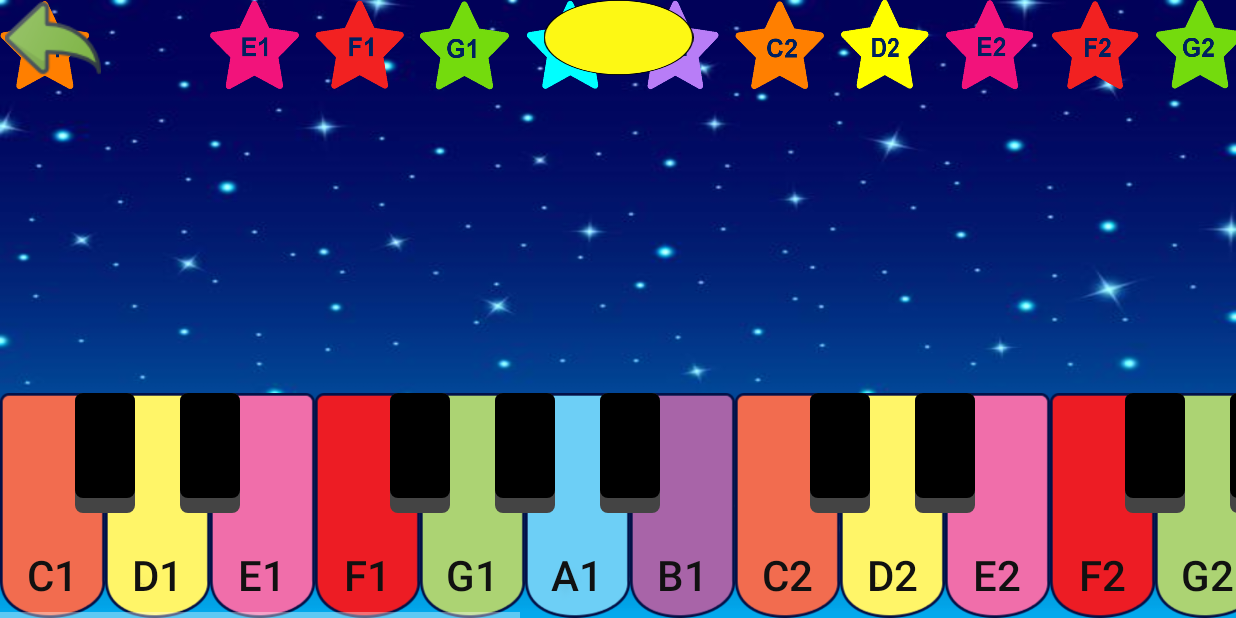
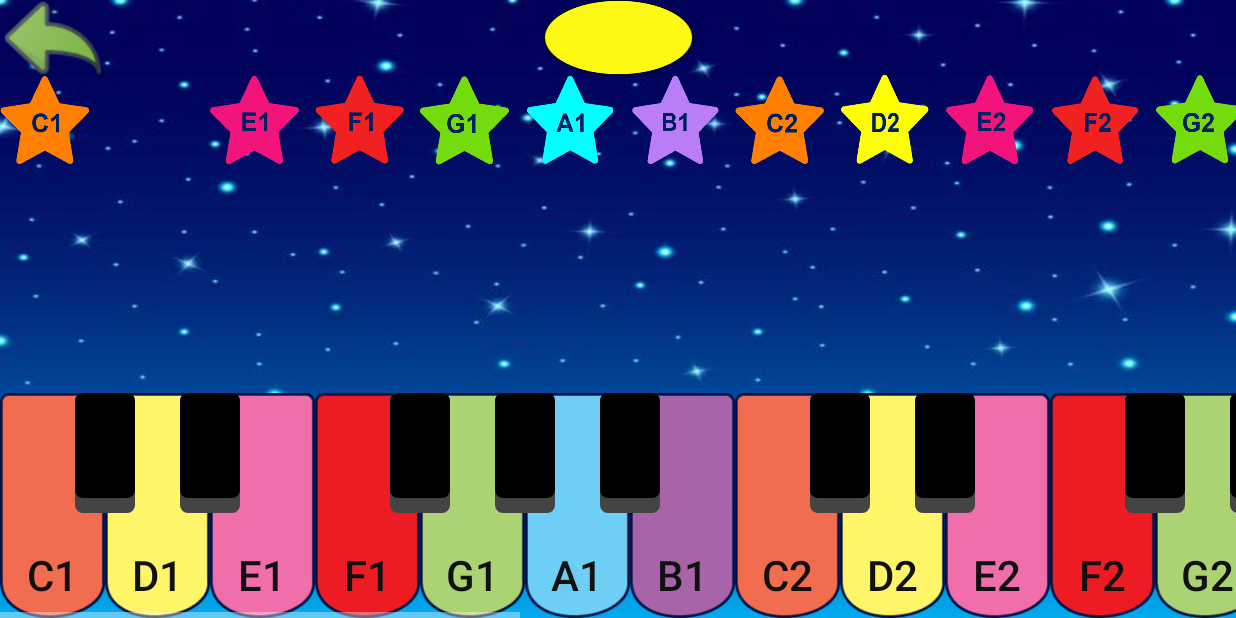
Before and after one commit to linhmiyano99/PianoForKid, an Android app: the PlayMusicWithInstructionActivity screen opened directly, with no data from a screen before it, on a phone screen of 824 x 412 dp (held sideways). Run offline under Robolectric (Android 15) with nearby library versions, the phone set to English and light mode, and no system bars; our stand-ins replace Room's generated code.

Commit message:
fix lỗi UI màn hình activity_play_music_with_instruction.xml

```diff
--- a/app/src/main/res/layout/activity_play_music_with_instruction.xml
+++ b/app/src/main/res/layout/activity_play_music_with_instruction.xml
@@ -20,12 +20,13 @@
             android:id="@+id/ll_star"
             android:layout_width="wrap_content"
             android:layout_height="match_parent"
+            android:layout_gravity="center_vertical"
             android:orientation="vertical">
 
             <RelativeLayout
+                android:layout_marginTop="@dimen/margin_title"
                 android:layout_width="wrap_content"
                 android:layout_height="0dp"
-                android:layout_gravity="center_vertical"
                 android:layout_weight="1"
                 android:gravity="center">
 
```
